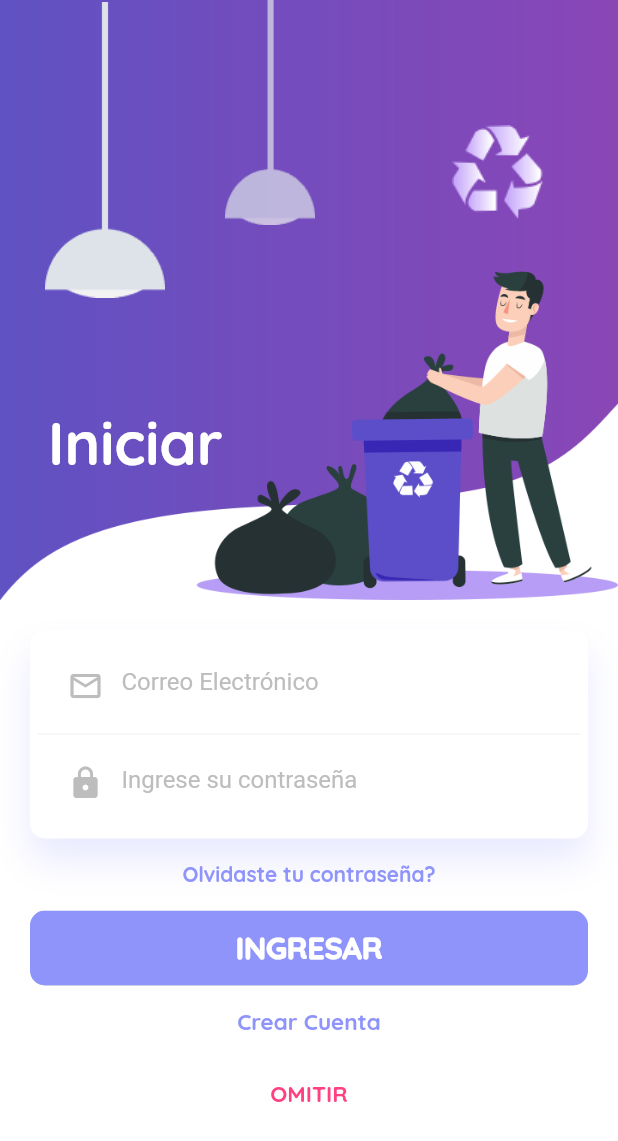
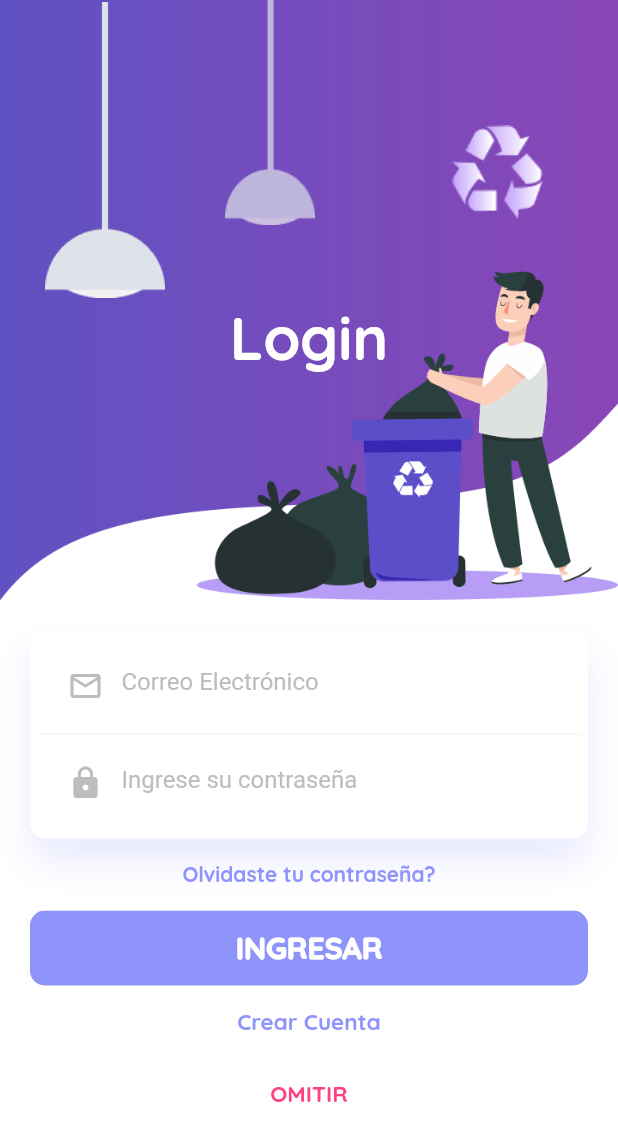
Before and after one commit to AngheloGabriel/RecyClean, a Flutter app: the screen it shows after launch, after a tap on "INGRESAR", on a phone screen of 412 x 824 dp. Shown: the top 1141 px of the screen. Run offline on Flutter 3.47's test engine with Material 2 defaults, Android fonts, the phone set to English and light mode, and no system bars; our stand-ins replace simple_animations, sqflite; accounts and stored records are empty.

Commit message:
cambio imagen

```diff
--- a/lib/src/pages/login_page.dart
+++ b/lib/src/pages/login_page.dart
@@ -69,17 +69,17 @@ class _LoginPageState extends State<LoginPage> {
                             )),
                       ),
                       Positioned(
-                        right: 250,
-                        top: 220,
-                        width: 130,
-                        height: 100,
+                        // right: 250,
+                        // top: 220,
+                        // width: 130,
+                        // height: 100,
                         child: FadeAnimation(
                             1.6,
                             Container(
                               margin: EdgeInsets.only(top: 50),
-                              // child: Center(
+                              child: Center(
                                 child: Text(
-                                  "Iniciar",
+                                  "Login",
 
                                   style: TextStyle(
                                     color: Colors.white,
@@ -88,7 +88,7 @@ class _LoginPageState extends State<LoginPage> {
                                     fontFamily: 'QuickSandBold',
                                   ),
                                 ),
-                              // ),
+                              ),
                             )),
                       )
                     ],
```
